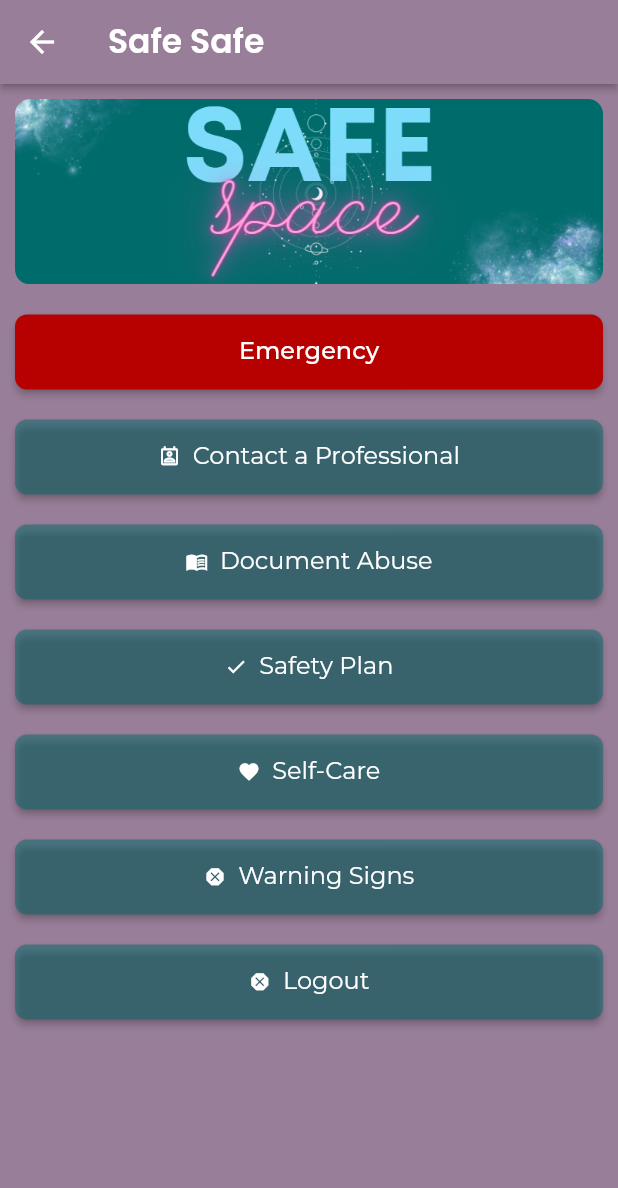
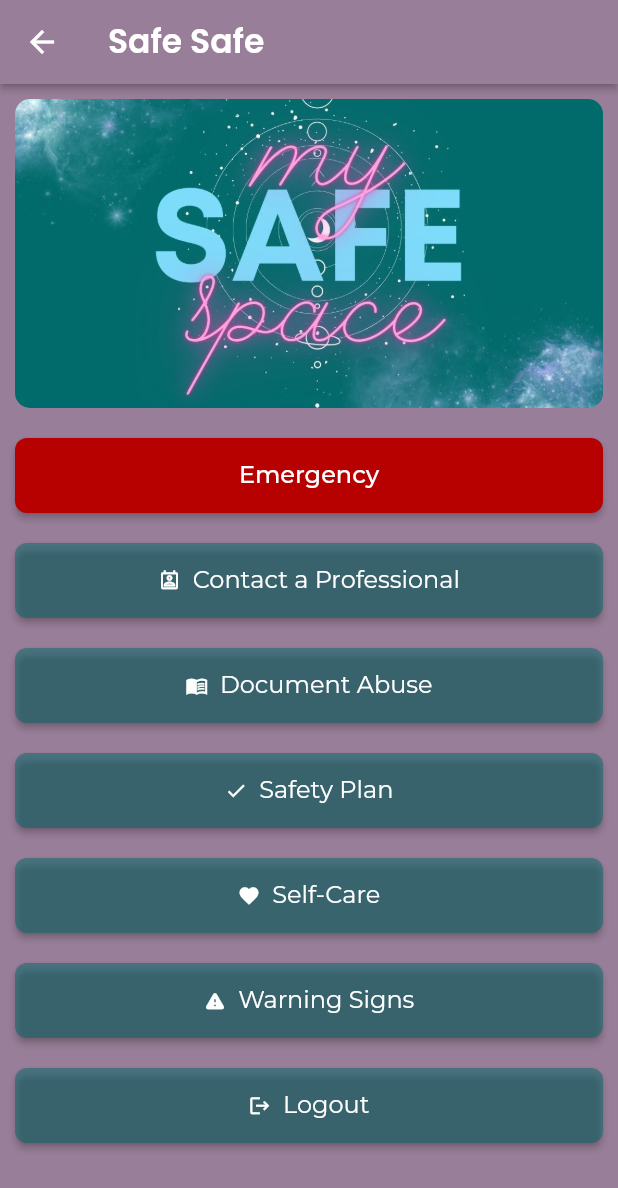
Before and after one commit to abdullah2891/safe_space_plugin, a Flutter app: the LandingPageWidget screen opened directly, on a phone screen of 412 x 824 dp. Shown: the top 1188 px of the screen. Run offline on Flutter 3.47's test engine with Material 2 defaults, Android fonts, the light colour scheme and no system bars; drawn by our look-alikes of auto_size_text; our stand-ins replace assets_audio_player, audioplayers, cached_network_image, firebase_auth, firebase_core, firebase_database and 13 more; missing offline and left inert: dart:html, flutter_phone_direct_caller, flutter_sms, fluttercontactpicker, json_path, mapbox_search and 3 more; accounts and stored records are empty.

Commit message:
Updated banner and icons

```diff
--- a/lib/landing_page/landing_page_widget.dart
+++ b/lib/landing_page/landing_page_widget.dart
@@ -80,9 +80,9 @@ class _LandingPageWidgetState extends State<LandingPageWidget> {
                       child: ClipRRect(
                         borderRadius: BorderRadius.circular(10),
                         child: Image.asset(
-                          'packages/safe_space_plugin/assets/images/safespace_banner.png',
+                          'packages/safe_space_plugin/assets/images/safespace_banner.jpg',
                           width: 100,
-                          height: MediaQuery.of(context).size.height * 0.15,
+                          height: MediaQuery.of(context).size.height * 0.25,
                           fit: BoxFit.fitWidth,
                         ),
                       ),
@@ -262,7 +262,7 @@ class _LandingPageWidgetState extends State<LandingPageWidget> {
                         },
                         text: 'Warning Signs',
                         icon: Icon(
-                          Icons.dangerous,
+                          Icons.warning_rounded,
                           size: 15,
                         ),
                         options: FFButtonOptions(
@@ -292,7 +292,7 @@ class _LandingPageWidgetState extends State<LandingPageWidget> {
                         },
                         text: 'Logout',
                         icon: Icon(
-                          Icons.dangerous,
+                          Icons.logout,
                           size: 15,
                         ),
                         options: FFButtonOptions(
--- a/lib/src/ui/home_page_widget.dart
+++ b/lib/src/ui/home_page_widget.dart
@@ -49,7 +49,7 @@
 //                       child: ClipRRect(
 //                         borderRadius: BorderRadius.circular(10),
 //                         child: Image.asset(
-//                           'packages/safe_space_plugin/assets/images/safespace_banner.png',
+//                           'packages/safe_space_plugin/assets/images/safespace_banner.jpg',
 //                           width: 100,
 //                           height: MediaQuery.of(context).size.height * 0.15,
 //                           fit: BoxFit.fitWidth,
```
Also changed, not shown: assets/images/safespace_banner.jpg (added).
